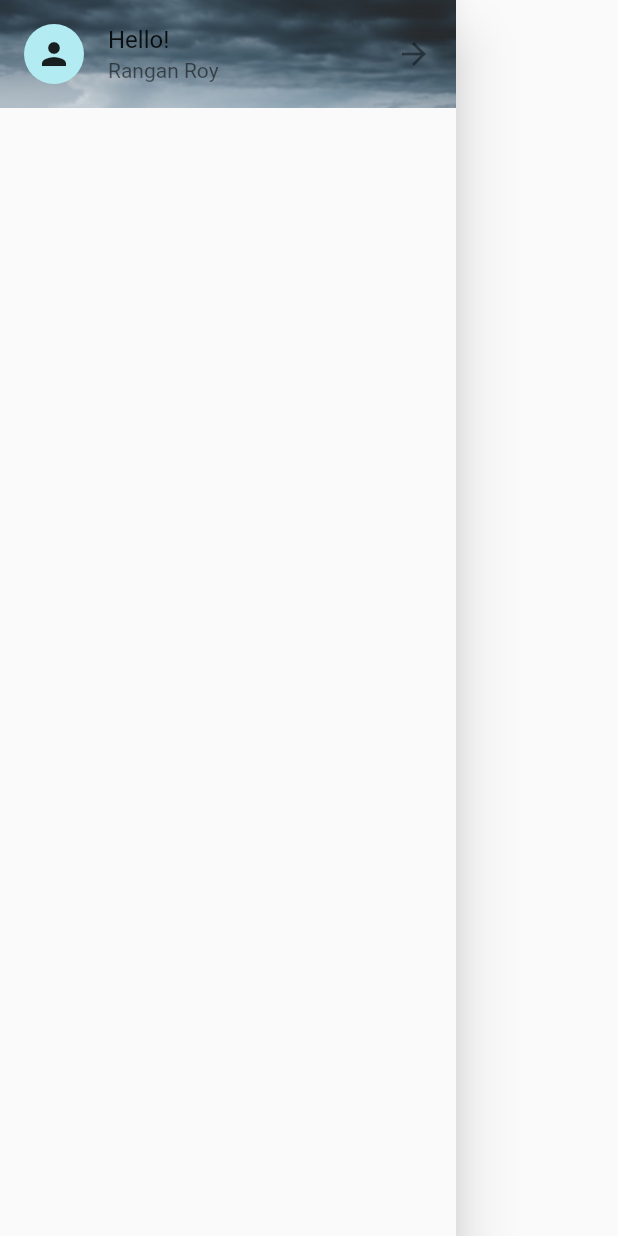
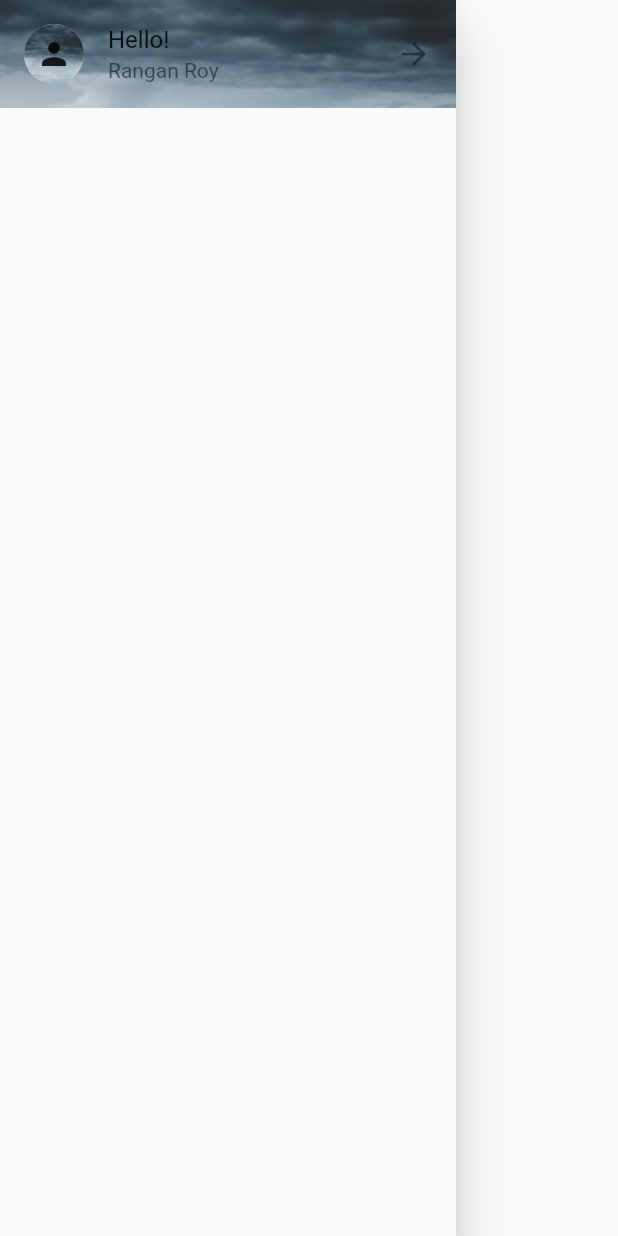
Before and after one commit to rangan-roy/ecom_app, a Flutter app: the DrawerWidget widget shown alone on an empty page, opened directly, on a phone screen of 412 x 824 dp. Run offline on Flutter 3.47's test engine with Material 2 defaults, Android fonts, the phone set to English and light mode, and no system bars.

Commit message:
updated drawer_widget.dart
added background image to user's image and name part's circle avatar

```diff
--- a/lib/widgets/drawer_widget.dart
+++ b/lib/widgets/drawer_widget.dart
@@ -22,7 +22,12 @@ class _DrawerWidgetState extends State<DrawerWidget> {
               ),
               child: ListTile(
                 tileColor: Colors.white30,
-                leading: CircleAvatar(child: Icon(Icons.person)),
+                leading: CircleAvatar(
+                  // if user has uploaded profile picture
+                  backgroundImage: AssetImage('images/user_profile_cover.jpg'),
+                  // if user has not uploaded profile picture yet
+                  child: Icon(Icons.person),
+                ),
                 title: Text('Hello!'),
                 subtitle: Text('Rangan Roy'),
                 trailing: Icon(Icons.arrow_forward),
```
